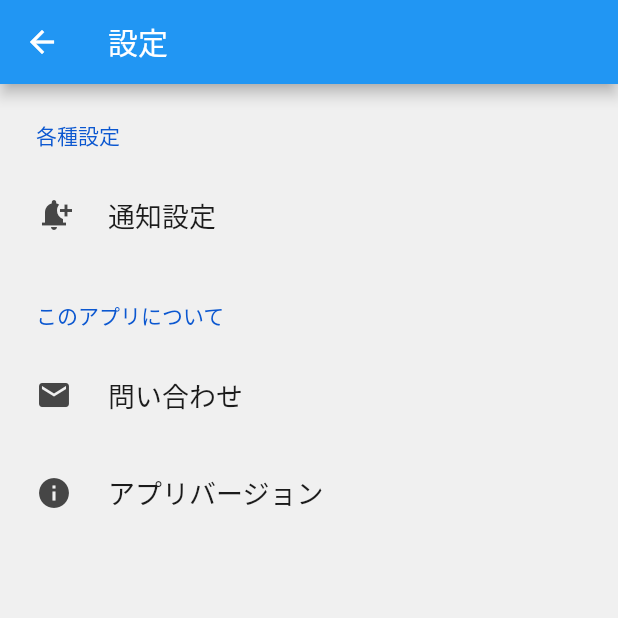
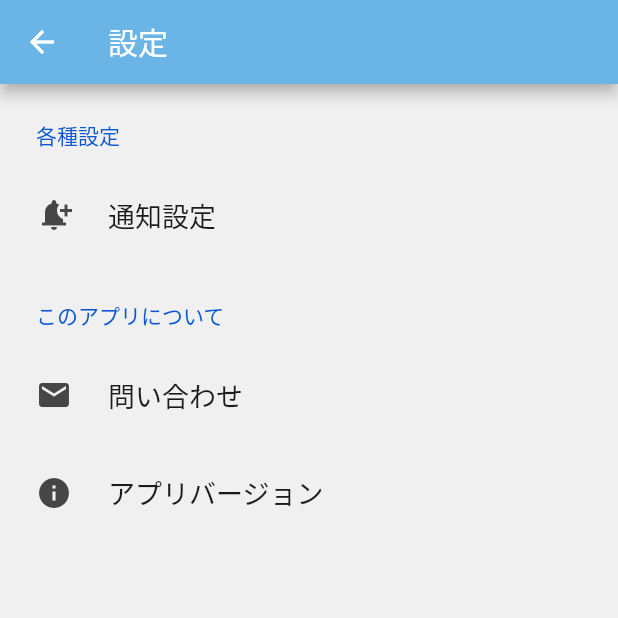
Before and after one commit to haterain0203/limited_characters_diary, a Flutter app: the screen it shows after launch, after a tap on the "settings" icon, on a phone screen of 412 x 824 dp, the top half of it. Run offline on Flutter 3.47's test engine with Material 2 defaults, Android fonts, the phone set to English and light mode, and no system bars; drawn by our look-alikes of settings_ui; our stand-ins replace awesome_dialog, device_preview, flutter_local_notifications, flutter_native_timezone, freezed_annotation, hooks_riverpod and 4 more; accounts and stored records are empty; generated files the repository leaves out were written again.

Commit message:
Color設定

```diff
--- a/lib/constant.dart
+++ b/lib/constant.dart
@@ -1,3 +1,22 @@
+import 'package:flutter/material.dart';
+
 class Constant {
   static const limitedCharactersNumber = 16;
+
+  static const MaterialColor colorSwatch =
+      MaterialColor(_colorSwatchPrimaryValue, <int, Color>{
+    50: Color(0xFFEDF6FC),
+    100: Color(0xFFD2E9F8),
+    200: Color(0xFFB5DAF3),
+    300: Color(0xFF97CBEE),
+    400: Color(0xFF80C0EA),
+    500: Color(_colorSwatchPrimaryValue),
+    600: Color(0xFF62AEE3),
+    700: Color(0xFF57A5DF),
+    800: Color(0xFF4D9DDB),
+    900: Color(0xFF3C8DD5),
+  });
+  static const int _colorSwatchPrimaryValue = 0xFF6AB5E6;
+
+  static const accentColor = Color(0xFFF5E07E);
 }
--- a/lib/list_page.dart
+++ b/lib/list_page.dart
@@ -6,6 +6,7 @@ import 'package:limited_characters_diary/diary/input_diary_dialog.dart';
 import 'package:limited_characters_diary/local_notification/local_notification_setting_dialog.dart';
 import 'package:limited_characters_diary/setting_page.dart';
 
+import 'constant.dart';
 import 'date/date_controller.dart';
 import 'diary/collection/diary.dart';
 
@@ -116,7 +117,7 @@ class ListPage extends HookConsumerWidget {
               return ListTile(
                 //本日はハイライト
                 tileColor: dateController.isToday(indexDate)
-                    ? Colors.amberAccent.shade100
+                    ? Constant.accentColor
                     : null,
                 dense: true,
                 leading: Text(
--- a/lib/my_app.dart
+++ b/lib/my_app.dart
@@ -1,5 +1,6 @@
 import 'package:device_preview/device_preview.dart';
 import 'package:flutter/material.dart';
+import 'package:limited_characters_diary/constant.dart';
 import 'package:sizer/sizer.dart';
 
 import 'list_page.dart';
@@ -17,7 +18,15 @@ class MyApp extends StatelessWidget {
           builder: DevicePreview.appBuilder,
           title: 'limited_characters_diary',
           theme: ThemeData(
-            primarySwatch: Colors.blue,
+            primarySwatch: Constant.colorSwatch,
+            appBarTheme: const AppBarTheme(
+              foregroundColor: Colors.white,
+            ),
+            elevatedButtonTheme: ElevatedButtonThemeData(
+              style: ElevatedButton.styleFrom(
+                foregroundColor: Colors.white,
+              ),
+            ),
           ),
           home: const ListPage(),
         );
```
